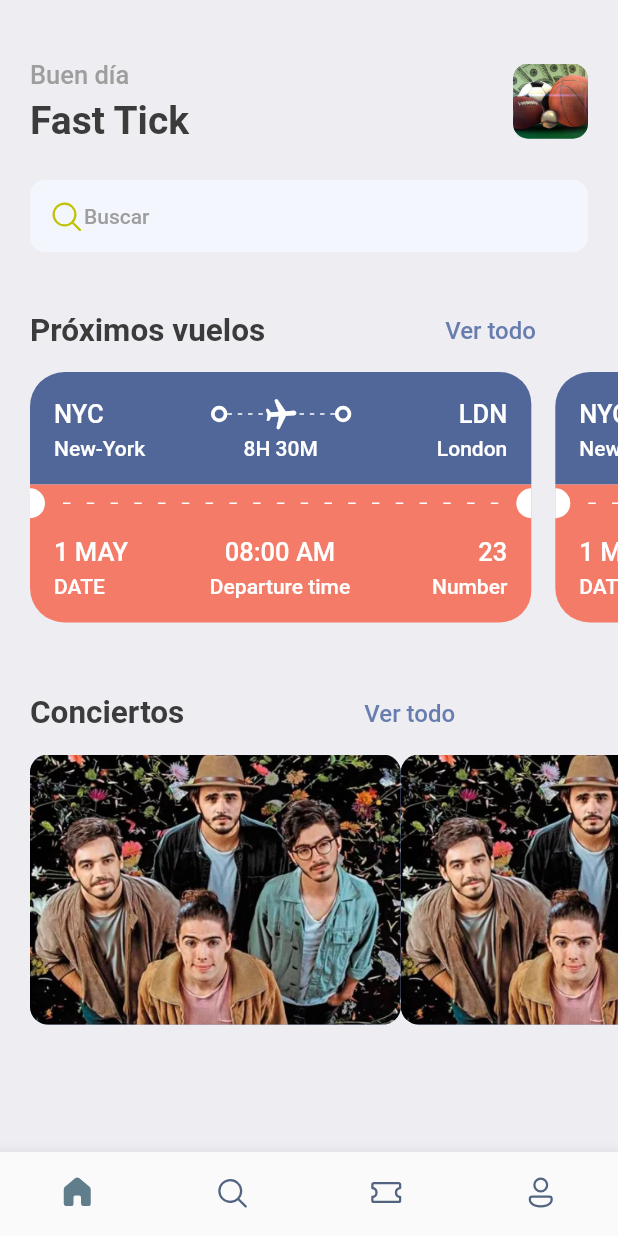
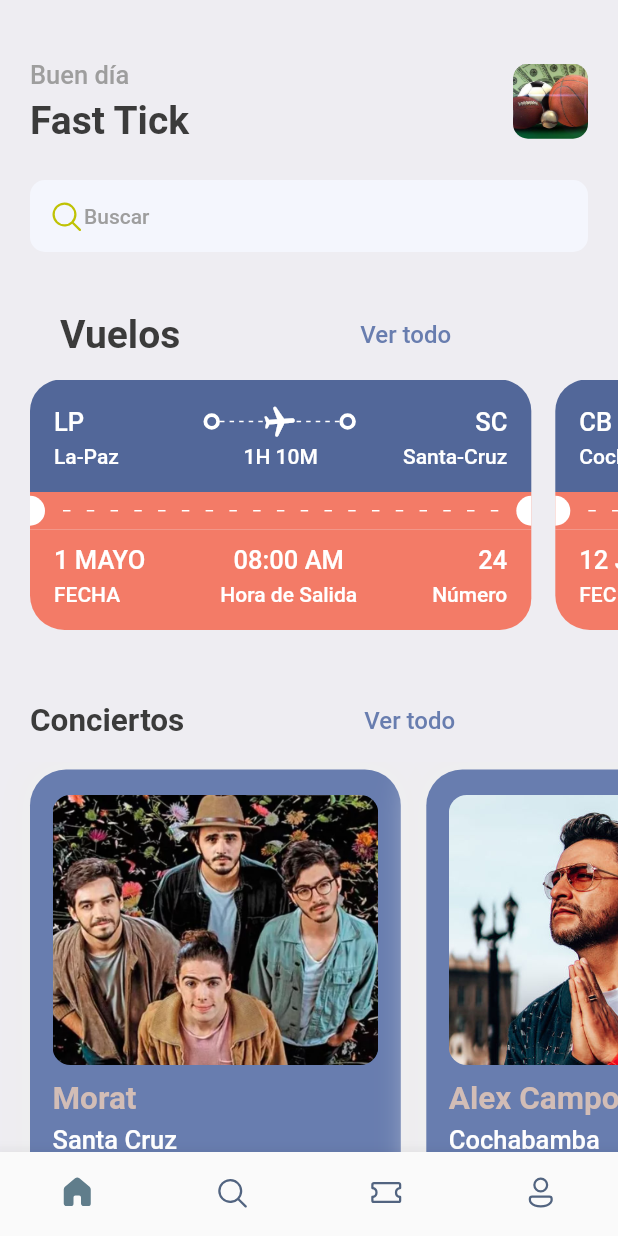
Before and after one commit to MARTILLO-69/smevaluativo, a Flutter app: the screen it shows after launch, on a phone screen of 412 x 824 dp. Run offline on Flutter 3.47's test engine with Material 2 defaults, Android fonts, the phone set to English and light mode, and no system bars; our stand-ins replace fluentui_icons, gap, get.

Commit message:
Jheresito_4

```diff
--- a/lib/screens/concert_screen.dart
+++ b/lib/screens/concert_screen.dart
@@ -1,29 +1,62 @@
 import 'package:flutter/cupertino.dart';
+import 'package:flutter/material.dart';
+import 'package:gap/gap.dart';
 import 'package:smevaluativo/utils/app_layout.dart';
 import 'package:smevaluativo/utils/app_styles.dart';
 
 class ConcertScreen extends StatelessWidget {
-  const ConcertScreen({Key? key}) : super(key: key);
+  final Map<String,dynamic> concert;
+  const ConcertScreen({Key? key, required this.concert}) : super(key: key);
 
   @override
   Widget build(BuildContext context) {
+    print('Concert precio es ${concert['price']}');
     final size = AppLayout.getSize(context);
     return Container(
       width: size.width*0.6,
-      height: 350,
+      height: AppLayout.getHeight(350),
+      padding: const EdgeInsets.symmetric(horizontal: 15,vertical: 17),
+      margin: const EdgeInsets.only(right: 17,top: 5),
+      decoration: BoxDecoration(
+        color: Styles.primaryColor,
+        borderRadius: BorderRadius.circular(24),
+        boxShadow: [
+          BoxShadow(
+            color: Colors.grey.shade200,
+            blurRadius: 20,
+            spreadRadius: 5,
+          )
+        ]
+      ),
       child: Column(
+        crossAxisAlignment: CrossAxisAlignment.start,
         children: [
           Container(
-            height: 180,
+            height: AppLayout.getHeight(180),
             decoration: BoxDecoration(
               borderRadius: BorderRadius.circular(12),
               color: Styles.primaryColor,
-              image: const DecorationImage(
+              image: DecorationImage(
                 fit: BoxFit.cover,
-                image: AssetImage("assets/images/morat.jpg")
+                image: AssetImage("assets/images/${concert['image']}")
               )
             ),
-          )
+          ),
+          const Gap(10),
+          Text(
+            concert['artist'],
+            style: Styles.headLineStyle2.copyWith(color: Styles.KakiColor),
+          ),
+          const Gap(5),
+          Text(
+            concert['place'],
+            style: Styles.headLineStyle3.copyWith(color: Colors.white),
+          ),
+          const Gap(8),
+          Text(
+            "${concert['price']} Bs",
+            style: Styles.headLineStyle1.copyWith(color: Colors.white),
+          ),
         ],
       ),
     );
--- a/lib/screens/home_screen.dart
+++ b/lib/screens/home_screen.dart
@@ -3,6 +3,7 @@ import 'package:flutter/cupertino.dart';
 import 'package:flutter/material.dart';
 import 'package:gap/gap.dart';
 import 'package:smevaluativo/screens/ticket_view.dart';
+import 'package:smevaluativo/utils/app_info_list.dart';
 import 'package:smevaluativo/utils/app_styles.dart';
 
 import 'concert_screen.dart';
@@ -67,9 +68,11 @@ class HomeScreen extends StatelessWidget {
                   ),
                 ),
                 const Gap(40),
-                Row(
+                Container(
+                  padding: const EdgeInsets.symmetric(horizontal: 20),
+                  child: Row(
                     children: [
-                    Text("Próximos vuelos" , style: Styles.headLineStyle2,),
+                      Text("Vuelos" , style: Styles.headLineStyle1,),
                       const Gap(120),
                       InkWell(
                           onTap: (){
@@ -77,7 +80,8 @@ class HomeScreen extends StatelessWidget {
                           },
                           child: Text("Ver todo" , style: Styles.textStyle.copyWith(color: Styles.primaryColor),)),
                     ],
-                )
+                  ),
+                ),
               ],
             ),
           ),
@@ -86,10 +90,7 @@ class HomeScreen extends StatelessWidget {
            scrollDirection: Axis.horizontal,
            padding: const EdgeInsets.only(left: 20),
            child: Row(
-             children: [
-               TicketView(),
-               TicketView()
-             ],
+             children: ticketList.map((singleTicket) => TicketView(ticket: singleTicket,)).toList(),
            ),
           ),
           const Gap(15),
@@ -112,10 +113,7 @@ class HomeScreen extends StatelessWidget {
               scrollDirection: Axis.horizontal,
               padding: const EdgeInsets.only(left: 20),
               child: Row(
-                children: [
-                  ConcertScreen(),
-                  ConcertScreen()
-                ],
+                children: concertList.map((singleConcert) => ConcertScreen(concert: singleConcert)).toList()
               ),
           )
         ],
--- a/lib/screens/ticket_view.dart
+++ b/lib/screens/ticket_view.dart
@@ -6,42 +6,43 @@ import 'package:smevaluativo/utils/app_styles.dart';
 import 'package:smevaluativo/widgets/thick_container.dart';
 
 class TicketView extends StatelessWidget {
-  const TicketView({Key? key}) : super(key: key);
+  final Map<String,dynamic> ticket;
+  const TicketView({Key? key, required this.ticket}) : super(key: key);
 
   @override
   Widget build(BuildContext context) {
     final size = AppLayout.getSize(context);
     return SizedBox(
       width: size.width*0.85,
-      height: 200,
+      height: AppLayout.getHeight(200),
       child: Container(
-        margin: const EdgeInsets.only(right: 16),
+        margin: EdgeInsets.only(right: AppLayout.getHeight(16)),
         child: Column(
           children: [
             /*
             showing the blue part of the card/ticket
              */
             Container(
-              decoration: const BoxDecoration(
+              decoration: BoxDecoration(
                 color: Color(0xFF526799),
-                borderRadius: BorderRadius.only(topLeft: Radius.circular(23),
-                topRight: Radius.circular(21))
+                borderRadius: BorderRadius.only(topLeft: Radius.circular(AppLayout.getHeight(21)),
+                topRight: Radius.circular(AppLayout.getHeight(21)))
               ),
-              padding: const EdgeInsets.all(16),
+              padding: EdgeInsets.all(AppLayout.getHeight(16)),
               child: Column(
                 children: [
                   Row(
                     children: [
-                      Text("NYC",style: Styles.headLineStyle3.copyWith(color: Colors.white),),
+                      Text(ticket['from']['code'],style: Styles.headLineStyle3.copyWith(color: Colors.white),),
                       Expanded(child: Container()),
                       ThickContainer(),
                       Expanded(child: Stack(
                         children: [
                           SizedBox(
-                            height: 24,
+                            height: AppLayout.getHeight(24),
                             child: LayoutBuilder(
                               builder: (BuildContext context , BoxConstraints constraints) {
-                                print("The wigth is ${constraints.constrainWidth()}");
+                                print("The width is ${constraints.constrainWidth()}");
                                 return Flex(
                                   direction: Axis.horizontal,
                                   mainAxisAlignment: MainAxisAlignment.spaceBetween,
@@ -62,7 +63,7 @@ class TicketView extends StatelessWidget {
 
                       Expanded(child: Container()),
 
-                      Text("LDN",style: Styles.headLineStyle3.copyWith(color: Colors.white),),
+                      Text(ticket['to']['code'],style: Styles.headLineStyle3.copyWith(color: Colors.white),),
                     ],
                   ),
                   const Gap(3),
@@ -70,12 +71,12 @@ class TicketView extends StatelessWidget {
                     mainAxisAlignment: MainAxisAlignment.spaceBetween,
                     children: [
                       SizedBox(
-                        width: 100,child: Text('New-York',style: Styles.headLineStyle4.copyWith(color: Colors.white),),
+                        width: AppLayout.getWidth(100),child: Text(ticket['from']['name'],style: Styles.headLineStyle4.copyWith(color: Colors.white),),
 
                       ),
-                      Text("8H 30M", style: Styles.headLineStyle4.copyWith(color: Colors.white),),
+                      Text(ticket['flying_time'], style: Styles.headLineStyle4.copyWith(color: Colors.white),),
                       SizedBox(
-                        width: 100,child: Text('London', textAlign:TextAlign.end,style: Styles.headLineStyle4.copyWith(color: Colors.white),),
+                        width: AppLayout.getWidth(100),child: Text(ticket['to']['name'], textAlign:TextAlign.end,style: Styles.headLineStyle4.copyWith(color: Colors.white),),
                       ),
                     ],
                   )
@@ -89,9 +90,9 @@ class TicketView extends StatelessWidget {
               color: Styles.orangeColor,//const Color(0xFFF37B67),
               child: Row(
                 children: [
-                  const SizedBox(
-                    height: 20,
-                    width: 10,
+                  SizedBox(
+                    height: AppLayout.getHeight(20),
+                    width: AppLayout.getWidth(10),
                     child: DecoratedBox(
                       decoration: BoxDecoration(
                         color: Colors.white,
@@ -156,30 +157,30 @@ class TicketView extends StatelessWidget {
                       Column(
                         crossAxisAlignment: CrossAxisAlignment.start,
                         children: [
-                          Text("1 MAY",
+                          Text(ticket['date'],
                           style: Styles.headLineStyle3.copyWith(color: Colors.white),),
                           const Gap(5),
-                          Text("DATE",
+                          Text("FECHA",
                           style: Styles.headLineStyle4.copyWith(color: Colors.white),)
                         ],
                       ),
                       Column(
                         crossAxisAlignment: CrossAxisAlignment.center,
                         children: [
-                          Text("08:00 AM",
+                          Text(ticket['departure_time'],
                             style: Styles.headLineStyle3.copyWith(color: Colors.white),),
                           const Gap(5),
-                          Text("Departure time",
+                          Text("Hora de Salida",
                             style: Styles.headLineStyle4.copyWith(color: Colors.white),)
                         ],
                       ),
                       Column(
                         crossAxisAlignment: CrossAxisAlignment.end,
                         children: [
-                          Text("23",
+                          Text(ticket['number'].toString(),
                             style: Styles.headLineStyle3.copyWith(color: Colors.white),),
                           const Gap(5),
-                          Text("Number",
+                          Text("Número",
                             style: Styles.headLineStyle4.copyWith(color: Colors.white),)
                         ],
                       )
--- /dev/null
+++ b/lib/utils/app_info_list.dart
@@ -0,0 +1,65 @@
+List<Map<String,dynamic>> concertList =[
+  {
+    'image':'morat.jpg',
+    'artist':'Morat',
+    'place':'Santa Cruz',
+    'price':800
+  },
+  {
+    'image':'alex_campos.jpg',
+    'artist':'Alex Campos',
+    'place':'Cochabamba',
+    'price':200
+  },
+  {
+    'image':'juanes.jpg',
+    'artist':'Juanes',
+    'place':'Santa Cruz',
+    'price':500
+  }
+];
+
+List<Map<String,dynamic>> ticketList = [
+  {
+    'from':{
+      'code':"LP",
+      'name':"La-Paz"
+    },
+    'to':{
+      'code':"SC",
+      'name':"Santa-Cruz"
+    },
+    'flying_time':'1H 10M',
+    'date':"1 MAYO",
+    'departure_time':"08:00 AM",
+    "number":24
+  },
+  {
+    'from':{
+      'code':"CB",
+      'name':"Cochabamba"
+    },
+    'to':{
+      'code':"SC",
+      'name':"Santa-Cruz"
+    },
+    'flying_time':'30M',
+    'date':"12 JUNIO",
+    'departure_time':"11:00 AM",
+    "number":26
+  },
+  {
+    'from':{
+      'code':"LP",
+      'name':"La-Paz"
+    },
+    'to':{
+      'code':"TJ",
+      'name':"Tarija"
+    },
+    'flying_time':'1H 00M',
+    'date':"12 ABRIL",
+    'departure_time':"13:00 PM",
+    "number":22
+  }
+];
--- a/lib/utils/app_layout.dart
+++ b/lib/utils/app_layout.dart
@@ -1,7 +1,25 @@
+import 'dart:math';
+
 import 'package:flutter/cupertino.dart';
+import 'package:get/get.dart';
 
 class AppLayout{
   static getSize(BuildContext context){
     return MediaQuery.of(context).size;
   }
+  static getScreenHeight(){
+    return Get.height;
+  }
+  static getScreenWidth(){
+    return Get.width;
+  }
+  static getHeight(double pixels){
+    double x = getScreenHeight()/pixels;
+    return getScreenHeight()/x;
+  }
+
+  static getWidth(double pixels){
+    double x = getScreenWidth()/pixels;
+    return getScreenWidth()/x;
+  }
 }
--- a/lib/utils/app_styles.dart
+++ b/lib/utils/app_styles.dart
@@ -6,6 +6,7 @@ class Styles{
   static Color textColor = const Color(0xFF3b3b3b);
   static Color bgColor = const Color(0xFFeeedf2);
   static Color orangeColor = const Color(0xFFF37B67);
+  static Color KakiColor = const Color(0xFFd2bdb6);
   static TextStyle textStyle = TextStyle(fontSize: 16,color: textColor,fontWeight: FontWeight.w500);
   static TextStyle headLineStyle1 = TextStyle(fontSize: 26,color: textColor,fontWeight: FontWeight.bold);
   static TextStyle headLineStyle2 = TextStyle(fontSize: 21,color: textColor,fontWeight: FontWeight.bold);
--- a/pubspec.yaml
+++ b/pubspec.yaml
@@ -37,6 +37,7 @@ dependencies:
   # Use with the CupertinoIcons class for iOS style icons.
   cupertino_icons: ^1.0.2
   fluentui_icons: ^1.0.0
+  get:
   gap: ^2.0.0
 
 dev_dependencies:
```
Also changed, not shown: assets/images/alex_campos.jpg (added), assets/images/juanes.jpg (added), pubspec.lock. Lines whose indentation alone changed are shown as unchanged.
